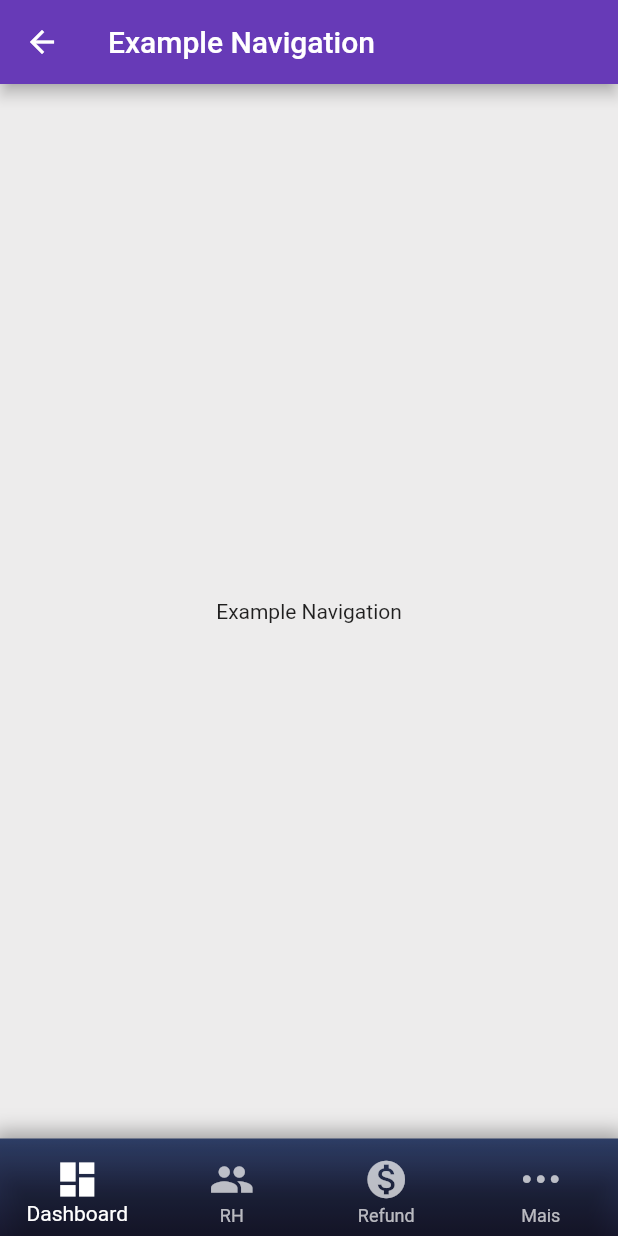
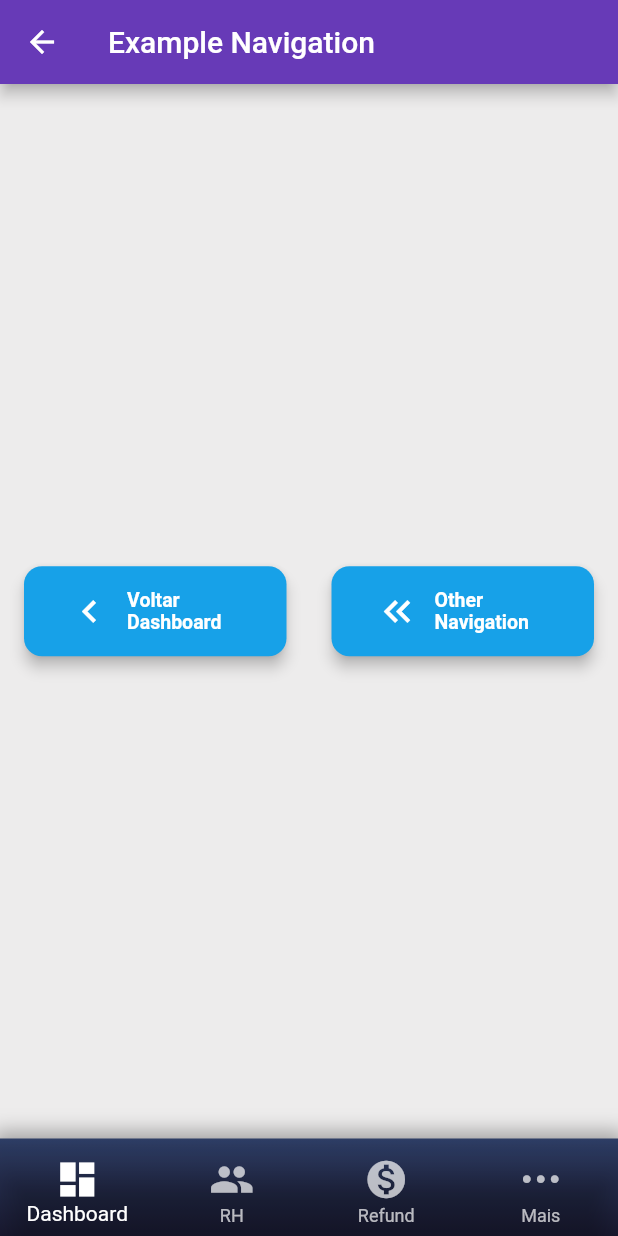
Before and after one commit to JoaoBrodt/telaJonathanSpecter, a Flutter app: the HomeScreen screen opened directly, after a tap on "Request Refund", on a phone screen of 412 x 824 dp. Run offline on Flutter 3.47's test engine with Material 2 defaults, Android fonts, the phone set to English and light mode, and no system bars; our stand-ins replace dio, equatable, flutter_bloc, google_fonts; generated files the repository leaves out were written again; statements that could not run were skipped.

Commit message:
Exemplos de navegação.

```diff
--- a/demeter_app/lib/app.dart
+++ b/demeter_app/lib/app.dart
@@ -24,7 +24,13 @@ class DemeterApp extends StatelessWidget {
       ],
       supportedLocales: const [Locale('en'), Locale('pt')],
       routes: {
-        _homeRoute: (context) => const HomeScreen(),
+        _homeRoute: (_) => const HomeScreen(),
+        "/teste": (_) => Scaffold(
+              body: Container(
+                color: Colors.red,
+                child: Center(child: Text("Other Navigation")),
+              ),
+            )
       },
     );
   }
--- a/demeter_app/lib/core/routes.dart
+++ b/demeter_app/lib/core/routes.dart
@@ -1,5 +1,7 @@
+import 'package:demeter_app/core/presentation/theme/adaptative_theme.dart';
 import 'package:demeter_app/features/dashboard/presentation/screen/dashboard.dart';
 import 'package:demeter_app/features/more/exports.dart';
+import 'package:demeter_design_system/demeter_design_system.dart';
 import 'package:flutter/material.dart';
 
 class Routes {
@@ -9,8 +11,37 @@ class Routes {
               appBar: AppBar(
                 title: Text("Example Navigation"),
               ),
-              body: const Center(
-                child: Text("Example Navigation"),
+              body: Container(
+                alignment: Alignment.center,
+                padding: const EdgeInsets.symmetric(
+                    horizontal: AdaptativeTheme.defaultSpace),
+                child: Row(
+                  mainAxisAlignment: MainAxisAlignment.spaceBetween,
+                  children: [
+                    Flexible(
+                      child: ButtonLargeLeftIconWidget(
+                        text: 'Voltar Dashboard',
+                        icon: const Icon(Icons.keyboard_arrow_left, size: 30),
+                        onPressed: () {
+                          Navigator.of(context)
+                              .pushReplacementNamed('/dashboard');
+                        },
+                      ),
+                    ),
+                    const SizedBox(width: 30),
+                    Flexible(
+                      child: ButtonLargeLeftIconWidget(
+                        text: 'Other Navigation',
+                        icon: const Icon(Icons.keyboard_double_arrow_left,
+                            size: 30),
+                        onPressed: () {
+                          Navigator.of(context, rootNavigator: true)
+                              .pushReplacementNamed('/teste');
+                        },
+                      ),
+                    ),
+                  ],
+                ),
               ),
             ),
       };
--- a/demeter_app/lib/features/home/presentation/screen/home_screen.dart
+++ b/demeter_app/lib/features/home/presentation/screen/home_screen.dart
@@ -5,10 +5,8 @@ import 'package:demeter_app/features/home/presentation/widgets/export.dart';
 import 'package:flutter/foundation.dart';
 import 'package:flutter/material.dart';
 import 'package:flutter_bloc/flutter_bloc.dart';
-import 'package:demeter_app/features/dashboard/export.dart';
-import 'package:demeter_app/features/more/presentation/more_screen.dart';
 
-class HomeScreen extends StatelessWidget {
+class HomeScreen extends StatefulWidget {
   const HomeScreen({Key? key}) : super(key: key);
   static final _navigatorKeys = {
     Screens.dashboard: GlobalKey<NavigatorState>(),
@@ -17,6 +15,11 @@ class HomeScreen extends StatelessWidget {
     Screens.more: GlobalKey<NavigatorState>()
   };
 
+  @override
+  State<HomeScreen> createState() => _HomeScreenState();
+}
+
+class _HomeScreenState extends State<HomeScreen> {
   @override
   Widget build(BuildContext context) {
     return BlocProvider(
@@ -31,19 +34,20 @@ class HomeScreen extends StatelessWidget {
                   index: state.screen.index,
                   children: [
                     NavigatorPage(
-                      navigatorKey: _navigatorKeys[Screens.dashboard]!,
+                      navigatorKey:
+                          HomeScreen._navigatorKeys[Screens.dashboard]!,
                       routes: Routes.dashboard,
                     ),
                     NavigatorPage(
-                      navigatorKey: _navigatorKeys[Screens.rh]!,
+                      navigatorKey: HomeScreen._navigatorKeys[Screens.rh]!,
                       routes: Routes.rh,
                     ),
                     NavigatorPage(
-                      navigatorKey: _navigatorKeys[Screens.refund]!,
+                      navigatorKey: HomeScreen._navigatorKeys[Screens.refund]!,
                       routes: Routes.refund,
                     ),
                     NavigatorPage(
-                      navigatorKey: _navigatorKeys[Screens.more]!,
+                      navigatorKey: HomeScreen._navigatorKeys[Screens.more]!,
                       routes: Routes.more,
                     ),
                   ],
--- a/demeter_design_system/lib/components/buttons/button_large_left_icon_widget.dart
+++ b/demeter_design_system/lib/components/buttons/button_large_left_icon_widget.dart
@@ -17,7 +17,7 @@ class ButtonLargeLeftIconWidget extends StatelessWidget {
       child: Padding(
         padding: const EdgeInsets.all(15.0),
         child: Row(
-          mainAxisAlignment: MainAxisAlignment.spaceBetween,
+          mainAxisAlignment: MainAxisAlignment.start,
           children: [
             Padding(
               padding: const EdgeInsets.only(right: 10),
```
